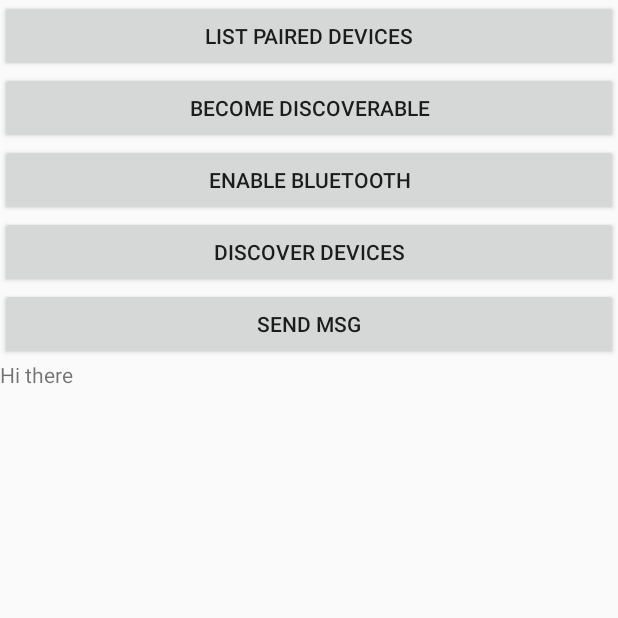
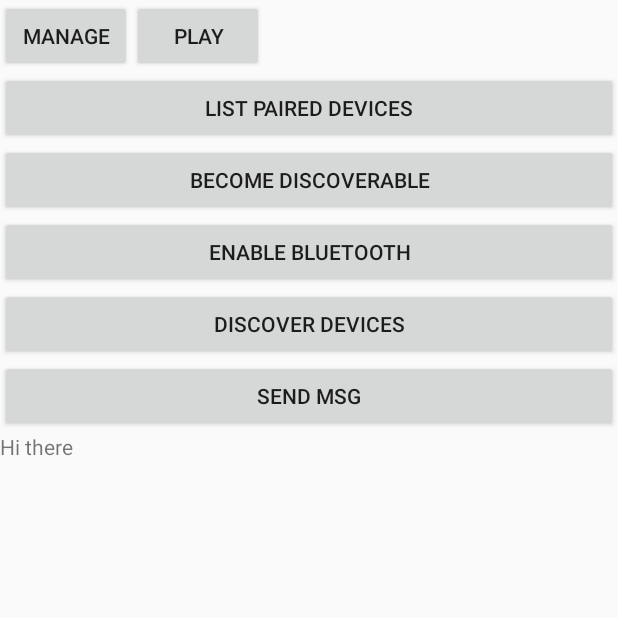
Before and after one commit to Huzzari/Slice, an Android app: the ConnectActivity screen opened directly, with no data from a screen before it, after a tap on "LIST PAIRED DEVICES", on a phone screen of 412 x 824 dp, the top half of it. Run offline under Robolectric (Android 15) with nearby library versions, the phone set to English and light mode, and no system bars; 1 other tap on this screen came first.

Commit message:
Using fragments.
Current BUG: If socket conection breaks, can't connect. Looking into it.

Message passing does work once they are connected.

```diff
--- a/app/src/main/res/layout/activity_connect.xml
+++ b/app/src/main/res/layout/activity_connect.xml
@@ -5,50 +5,73 @@
     android:layout_height="match_parent"
     tools:context="com.pancakeninjas.slice.ConnectActivity"
     android:orientation="vertical"
-    android:weightSum="2">
+    android:weightSum="3">
+
+    <LinearLayout
+        android:layout_width="match_parent"
+        android:layout_height="wrap_content">
+
+        <Button
+            android:layout_width="wrap_content"
+            android:layout_height="wrap_content"
+            android:text="@string/mngBtn"
+            android:id="@+id/manageBtn"
+            android:onClick="manageBtn"/>
+
+        <Button
+            android:layout_width="wrap_content"
+            android:layout_height="wrap_content"
+            android:text="@string/plyBtn"
+            android:id="@+id/playGameBtn" />
+    </LinearLayout>
 
     <LinearLayout
         android:orientation="vertical"
         android:layout_width="match_parent"
         android:layout_height="match_parent"
-        android:layout_weight="1">
+        android:id="@+id/fragmentContainer">
+        <!--
+        <LinearLayout
+            android:orientation="vertical"
+            android:layout_width="match_parent"
+            android:layout_height="wrap_content">
 
             <Button
                 android:layout_width="fill_parent"
                 android:layout_height="wrap_content"
-            android:text="list Paired Devices"
+                android:text="@string/pairedDevBtn"
                 android:id="@+id/button3"
                 android:onClick="pairedDevices"/>
 
             <Button
                 android:layout_width="fill_parent"
                 android:layout_height="wrap_content"
-            android:text="become discoverable"
+                android:text="@string/becomeDiscBtn"
                 android:id="@+id/button4"
                 android:onClick="becomeDiscoverable"/>
 
             <Button
                 android:layout_width="fill_parent"
                 android:layout_height="wrap_content"
-            android:text="enable bluetooth"
+                android:text="@string/enableBTBtn"
                 android:id="@+id/button5"
                 android:onClick="checkEnabled" />
 
             <Button
                 android:layout_width="fill_parent"
                 android:layout_height="wrap_content"
-            android:text="discover devices"
+                android:text="@string/discDevBtn"
                 android:id="@+id/button6"
                 android:onClick="discover" />
 
             <Button
                 android:layout_width="fill_parent"
                 android:layout_height="wrap_content"
-            android:text="Send Msg"
+                android:text="@string/sendMsgBtn"
                 android:id="@+id/button7"
                 android:onClick="sendMsg"/>
 
-        <TextView android:text="Hi there" android:layout_width="wrap_content"
+            <TextView android:text="@string/testTxtView" android:layout_width="wrap_content"
                 android:layout_height="wrap_content"
                 android:id="@+id/textView2" />
         </LinearLayout>
@@ -56,13 +79,13 @@
         <LinearLayout
             android:orientation="vertical"
             android:layout_width="match_parent"
-        android:layout_height="match_parent"
-        android:layout_weight="1">
+            android:layout_height="wrap_content">
 
             <ListView
                 android:layout_width="fill_parent"
                 android:layout_height="wrap_content"
                 android:id="@+id/listView" />
         </LinearLayout>
-
+             -->
     </LinearLayout>
+</LinearLayout>
--- /dev/null
+++ b/app/src/main/res/layout/frag_connect.xml
@@ -0,0 +1,57 @@
+<?xml version="1.0" encoding="utf-8"?>
+<LinearLayout xmlns:android="http://schemas.android.com/apk/res/android"
+    android:orientation="vertical" android:layout_width="match_parent"
+    android:layout_height="match_parent">
+    <LinearLayout
+        android:orientation="vertical"
+        android:layout_width="match_parent"
+        android:layout_height="wrap_content">
+
+        <Button
+            android:layout_width="fill_parent"
+            android:layout_height="wrap_content"
+            android:text="@string/pairedDevBtn"
+            android:id="@+id/pairDevBtn"/>
+
+        <Button
+            android:layout_width="fill_parent"
+            android:layout_height="wrap_content"
+            android:text="@string/becomeDiscBtn"
+            android:id="@+id/becomeDiscoverableBtn"/>
+
+        <Button
+            android:layout_width="fill_parent"
+            android:layout_height="wrap_content"
+            android:text="@string/enableBTBtn"
+            android:id="@+id/enableBluetoothBtn"/>
+
+        <Button
+            android:layout_width="fill_parent"
+            android:layout_height="wrap_content"
+            android:text="@string/discDevBtn"
+            android:id="@+id/discoverDeviceBtn"/>
+
+        <Button
+            android:layout_width="fill_parent"
+            android:layout_height="wrap_content"
+            android:text="@string/sendMsgBtn"
+            android:id="@+id/sendMessageBtn"/>
+
+        <TextView android:text="@string/testTxtView" android:layout_width="wrap_content"
+            android:layout_height="wrap_content"
+            android:id="@+id/textView2" />
+    </LinearLayout>
+
+    <LinearLayout
+        android:orientation="vertical"
+        android:layout_width="match_parent"
+        android:layout_height="wrap_content">
+
+        <ListView
+            android:layout_width="fill_parent"
+            android:layout_height="wrap_content"
+            android:id="@+id/listView" />
+    </LinearLayout>
+
+
+</LinearLayout>
--- a/app/src/main/res/values/strings.xml
+++ b/app/src/main/res/values/strings.xml
@@ -1,3 +1,11 @@
 <resources>
     <string name="app_name">SliceProject</string>
+    <string name="plyBtn">Play</string>
+    <string name="mngBtn">Manage</string>
+    <string name="pairedDevBtn">list Paired Devices</string>
+    <string name="becomeDiscBtn">become discoverable</string>
+    <string name="enableBTBtn">enable bluetooth</string>
+    <string name="discDevBtn">discover devices</string>
+    <string name="sendMsgBtn">Send Msg</string>
+    <string name="testTxtView">Hi there</string>
 </resources>
```
Also changed, not shown: app/src/main/java/pancakeninjas/sliceproject/ConnectActivity.java (+50 -18 lines), app/src/main/java/pancakeninjas/sliceproject/FragConnectActivity.java (added, +70 -0 lines). Lines whose indentation alone changed are shown as unchanged.
